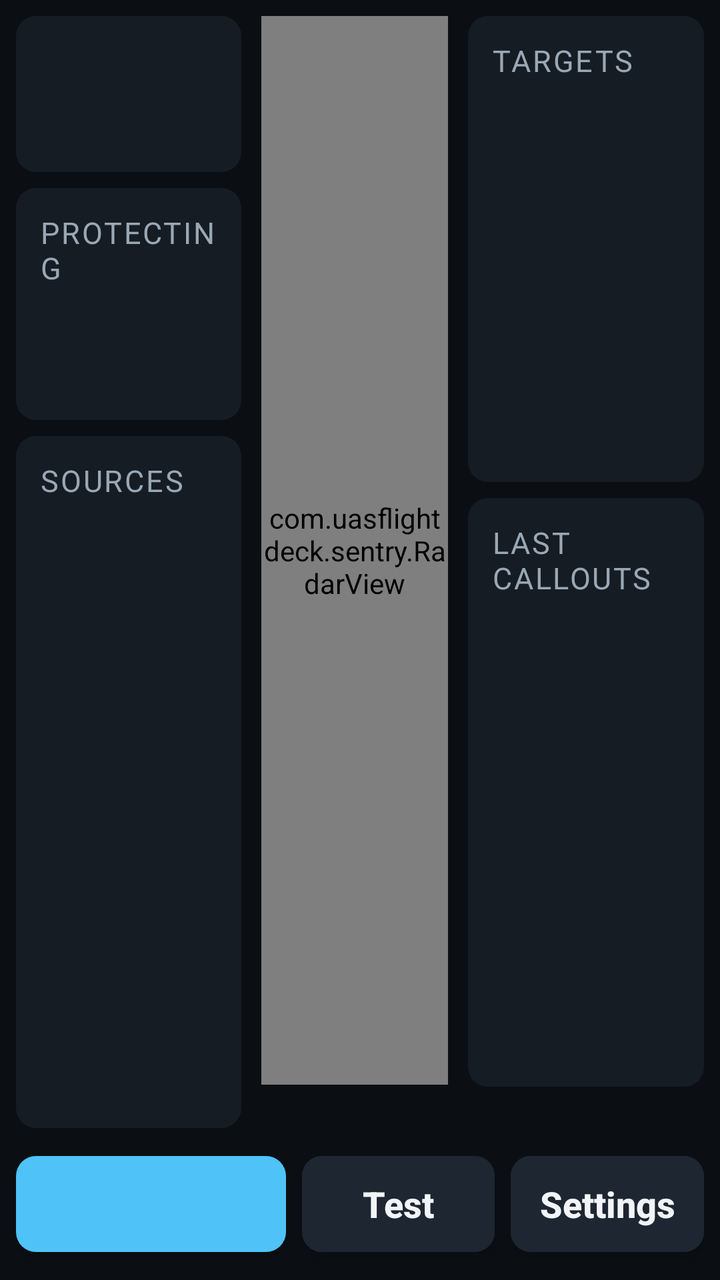
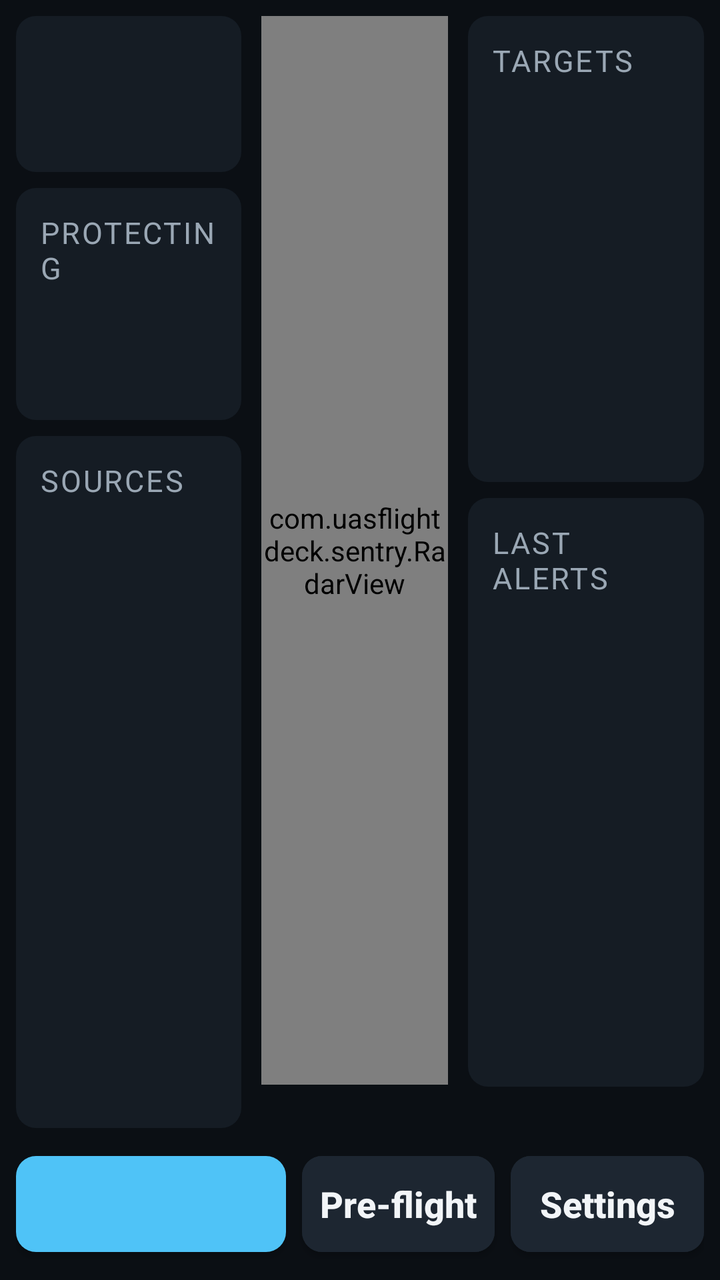

The first picture is an Android layout as it rendered before a commit; the second is the same layout after the commit. The layout source and the unified diff follow.
<!-- AndroidManifest.xml: application theme Theme.Sentry -->
<!-- res/layout/activity_main.xml -->
<?xml version="1.0" encoding="utf-8"?>
<LinearLayout xmlns:android="http://schemas.android.com/apk/res/android"
    xmlns:app="http://schemas.android.com/apk/res-auto"
    android:layout_width="match_parent"
    android:layout_height="match_parent"
    android:background="@color/bg"
    android:orientation="vertical"
    android:padding="8dp">

    <LinearLayout
        android:layout_width="match_parent"
        android:layout_height="0dp"
        android:layout_weight="1"
        android:baselineAligned="false"
        android:orientation="horizontal">

        
        <ScrollView
            android:id="@+id/colLeft"
            android:layout_width="0dp"
            android:layout_height="match_parent"
            android:layout_weight="1.15"
            android:fadeScrollbars="false"
            android:fillViewport="true"
            android:scrollbarStyle="outsideOverlay">
            <LinearLayout
                android:id="@+id/colLeftInner"
                android:layout_width="match_parent"
                android:layout_height="wrap_content"
                android:orientation="vertical">

                <TextView
                    android:id="@+id/banner"
                    android:layout_width="match_parent"
                    android:layout_height="wrap_content"
                    android:background="@drawable/panel_bg"
                    android:gravity="center_vertical"
                    android:minHeight="78dp"
                    android:paddingHorizontal="14dp"
                    android:paddingVertical="8dp"
                    android:textColor="@color/bg"
                    android:textSize="28sp"
                    android:textStyle="bold" />

                <ProgressBar
                    android:id="@+id/replayProgress"
                    style="?android:attr/progressBarStyleHorizontal"
                    android:layout_width="match_parent"
                    android:layout_height="8dp"
                    android:layout_marginTop="4dp"
                    android:max="1000"
                    android:progressTint="@color/replay"
                    android:visibility="gone" />

                <TextView
                    android:id="@+id/updateBanner"
                    android:layout_width="match_parent"
                    android:layout_height="wrap_content"
                    android:layout_marginTop="6dp"
                    android:background="@drawable/panel_bg"
                    android:paddingHorizontal="14dp"
                    android:paddingVertical="8dp"
                    android:textColor="@color/caution"
                    android:textSize="17sp"
                    android:textStyle="bold"
                    android:visibility="gone" />

                <LinearLayout
                    android:id="@+id/dronePanel"
                    style="@style/Sentry.Panel"
                    android:layout_width="match_parent"
                    android:layout_height="wrap_content"
                    android:layout_marginTop="8dp"
                    android:orientation="vertical">
                    <TextView android:id="@+id/droneLabel" style="@style/Sentry.Label" android:layout_width="wrap_content" android:layout_height="wrap_content" android:text="Protecting" />
                    <TextView android:id="@+id/drone" style="@style/Sentry.Value" android:layout_width="match_parent" android:layout_height="wrap_content" android:textSize="24sp" android:textStyle="bold" />
                    <TextView android:id="@+id/droneDetail" android:layout_width="match_parent" android:layout_height="wrap_content" android:textColor="@color/dim" android:textSize="16sp" />
                </LinearLayout>

                <LinearLayout
                    android:id="@+id/sourcesPanel"
                    style="@style/Sentry.Panel"
                    android:layout_width="match_parent"
                    android:layout_height="wrap_content"
                    android:layout_marginTop="8dp"
                    android:layout_weight="1"
                    android:orientation="vertical">
                    <TextView android:id="@+id/sourcesLabel" style="@style/Sentry.Label" android:layout_width="wrap_content" android:layout_height="wrap_content" android:text="Sources" />
                    <TextView android:id="@+id/sources" android:layout_width="match_parent" android:layout_height="wrap_content" android:fontFamily="monospace" android:textSize="16sp" android:lineSpacingExtra="4dp" />
                </LinearLayout>
            </LinearLayout>
        </ScrollView>

        
        <ScrollView
            android:id="@+id/colCentre"
            android:layout_width="0dp"
            android:layout_height="match_parent"
            android:layout_marginStart="10dp"
            android:layout_weight="0.95"
            android:fadeScrollbars="false"
            android:fillViewport="true"
            android:scrollbarStyle="outsideOverlay">
            <LinearLayout
                android:id="@+id/colCentreInner"
                android:layout_width="match_parent"
                android:layout_height="wrap_content"
                android:gravity="center_horizontal"
                android:orientation="vertical">
                
                <com.uasflightdeck.sentry.RadarView
                    android:id="@+id/radar"
                    android:layout_width="match_parent"
                    android:layout_height="wrap_content"
                    android:layout_weight="1"
                    android:minHeight="170dp" />
                <TextView
                    android:id="@+id/zones"
                    android:layout_width="match_parent"
                    android:layout_height="wrap_content"
                    android:gravity="center"
                    android:textColor="@color/dim"
                    android:textSize="16sp" />
            </LinearLayout>
        </ScrollView>

        
        <ScrollView
            android:id="@+id/colRight"
            android:layout_width="0dp"
            android:layout_height="match_parent"
            android:layout_marginStart="10dp"
            android:layout_weight="1.2"
            android:fadeScrollbars="false"
            android:fillViewport="true"
            android:scrollbarStyle="outsideOverlay">
            <LinearLayout
                android:id="@+id/colRightInner"
                android:layout_width="match_parent"
                android:layout_height="wrap_content"
                android:orientation="vertical">
                <LinearLayout
                    style="@style/Sentry.Panel"
                    android:layout_width="match_parent"
                    android:layout_height="wrap_content"
                    android:layout_weight="1"
                    android:orientation="vertical">
                    <TextView android:id="@+id/targetsLabel" style="@style/Sentry.Label" android:layout_width="wrap_content" android:layout_height="wrap_content" android:text="Targets" />
                    <TextView android:id="@+id/targets" android:layout_width="match_parent" android:layout_height="wrap_content" android:fontFamily="monospace" android:textSize="15sp" android:lineSpacingExtra="3dp" />
                </LinearLayout>
                <LinearLayout
                    style="@style/Sentry.Panel"
                    android:layout_width="match_parent"
                    android:layout_height="wrap_content"
                    android:layout_marginTop="8dp"
                    android:layout_weight="1.25"
                    android:orientation="vertical">
                    <TextView android:id="@+id/calloutsLabel" style="@style/Sentry.Label" android:layout_width="wrap_content" android:layout_height="wrap_content" android:text="Last callouts" />
                    <TextView android:id="@+id/callouts" android:layout_width="match_parent" android:layout_height="wrap_content" android:textSize="16sp" android:lineSpacingExtra="4dp" />
                </LinearLayout>
                <TextView
                    android:id="@+id/log"
                    android:layout_width="match_parent"
                    android:layout_height="wrap_content"
                    android:layout_marginTop="6dp"
                    android:fontFamily="monospace"
                    android:maxLines="4"
                    android:textColor="@color/dim"
                    android:textSize="11sp" />
            </LinearLayout>
        </ScrollView>
    </LinearLayout>

    
    <LinearLayout
        android:id="@+id/buttonRow"
        android:layout_width="match_parent"
        android:layout_height="wrap_content"
        android:layout_marginTop="8dp"
        android:baselineAligned="false"
        android:orientation="horizontal">
        <com.google.android.material.button.MaterialButton
            android:id="@+id/btnArm"
            style="@style/Sentry.Button"
            app:autoSizeTextType="uniform"
            app:autoSizeMinTextSize="11sp"
            app:autoSizeMaxTextSize="20sp"
            app:autoSizeStepGranularity="1sp"
            android:layout_width="0dp"
            android:layout_height="60dp"
            android:layout_weight="1.4"
            android:textSize="20sp" />
        <com.google.android.material.button.MaterialButton
            android:id="@+id/btnTest"
            style="@style/Sentry.Button"
            app:autoSizeTextType="uniform"
            app:autoSizeMinTextSize="11sp"
            app:autoSizeMaxTextSize="18sp"
            app:autoSizeStepGranularity="1sp"
            android:layout_width="0dp"
            android:layout_height="60dp"
            android:layout_marginStart="8dp"
            android:layout_weight="1"
            android:backgroundTint="@color/panel2"
            android:text="Test"
            android:textColor="@color/ink"
            android:textSize="18sp" />
        <com.google.android.material.button.MaterialButton
            android:id="@+id/btnSettings"
            style="@style/Sentry.Button"
            app:autoSizeTextType="uniform"
            app:autoSizeMinTextSize="11sp"
            app:autoSizeMaxTextSize="18sp"
            app:autoSizeStepGranularity="1sp"
            android:layout_width="0dp"
            android:layout_height="60dp"
            android:layout_marginStart="8dp"
            android:layout_weight="1"
            android:backgroundTint="@color/panel2"
            android:text="Settings"
            android:textColor="@color/ink"
            android:textSize="18sp" />
    </LinearLayout>
</LinearLayout>
<!-- resources referenced by this layout -->
<resources>
  <color name="bg">#0B0F14</color>
  <color name="caution">#FFC400</color>
  <color name="dim">#9AA7B4</color>
  <color name="ink">#F2F5F8</color>
  <color name="panel2">#1D2631</color>
  <color name="replay">#B388FF</color>
  <!-- drawable panel_bg (drawable) -->
  <shape xmlns:android="http://schemas.android.com/apk/res/android">
      <solid android:color="@color/panel" />
      <corners android:radius="10dp" />
  </shape>
  <style name="Sentry.Button" parent="Widget.MaterialComponents.Button">
          <item name="android:textSize">18sp</item>
          <item name="android:minHeight">64dp</item>
          <item name="cornerRadius">10dp</item>
          <item name="android:textStyle">bold</item>
          <item name="android:textAllCaps">false</item>
          <item name="android:maxLines">1</item>
          <item name="android:paddingStart">6dp</item>
          <item name="android:letterSpacing">0</item>
          <item name="android:paddingEnd">6dp</item>
      </style>
  <style name="Sentry.Label" parent="">
          <item name="android:textColor">@color/dim</item>
          <item name="android:textSize">15sp</item>
          <item name="android:textAllCaps">true</item>
          <item name="android:letterSpacing">0.06</item>
      </style>
  <style name="Sentry.Panel" parent="">
          <item name="android:background">@drawable/panel_bg</item>
          <item name="android:padding">12dp</item>
      </style>
  <style name="Sentry.Value" parent="">
          <item name="android:textColor">@color/ink</item>
          <item name="android:textSize">20sp</item>
      </style>
  <style name="Theme.Sentry" parent="Theme.MaterialComponents.NoActionBar">
          <item name="colorPrimary">@color/advisory</item>
          <item name="colorOnPrimary">@color/bg</item>
          <item name="colorSecondary">@color/ok</item>
          <item name="android:windowBackground">@color/bg</item>
          <item name="android:statusBarColor">@color/bg</item>
          <item name="android:navigationBarColor">@color/bg</item>
          <item name="android:textColorPrimary">@color/ink</item>
          <item name="android:textColorSecondary">@color/dim</item>
          <item name="android:textColor">@color/ink</item>
      </style>
  <color name="panel">#151C24</color>
  <color name="advisory">#4FC3F7</color>
  <color name="ok">#3DDC84</color>
</resources>

<!-- the commit's change to res/layout/activity_main.xml (unified diff, before → after) -->
@@ -155,7 +155,7 @@
                     android:layout_marginTop="8dp"
                     android:layout_weight="1.25"
                     android:orientation="vertical">
-                    <TextView android:id="@+id/calloutsLabel" style="@style/Sentry.Label" android:layout_width="wrap_content" android:layout_height="wrap_content" android:text="Last callouts" />
+                    <TextView android:id="@+id/calloutsLabel" style="@style/Sentry.Label" android:layout_width="wrap_content" android:layout_height="wrap_content" android:text="Last alerts" />
                     <TextView android:id="@+id/callouts" android:layout_width="match_parent" android:layout_height="wrap_content" android:textSize="16sp" android:lineSpacingExtra="4dp" />
                 </LinearLayout>
                 <TextView
@@ -191,7 +191,7 @@
             android:layout_weight="1.4"
             android:textSize="20sp" />
         <com.google.android.material.button.MaterialButton
-            android:id="@+id/btnTest"
+            android:id="@+id/btnPreflight"
             style="@style/Sentry.Button"
             app:autoSizeTextType="uniform"
             app:autoSizeMinTextSize="11sp"
@@ -202,7 +202,7 @@
             android:layout_marginStart="8dp"
             android:layout_weight="1"
             android:backgroundTint="@color/panel2"
-            android:text="Test"
+            android:text="Pre-flight"
             android:textColor="@color/ink"
             android:textSize="18sp" />
         <com.google.android.material.button.MaterialButton
